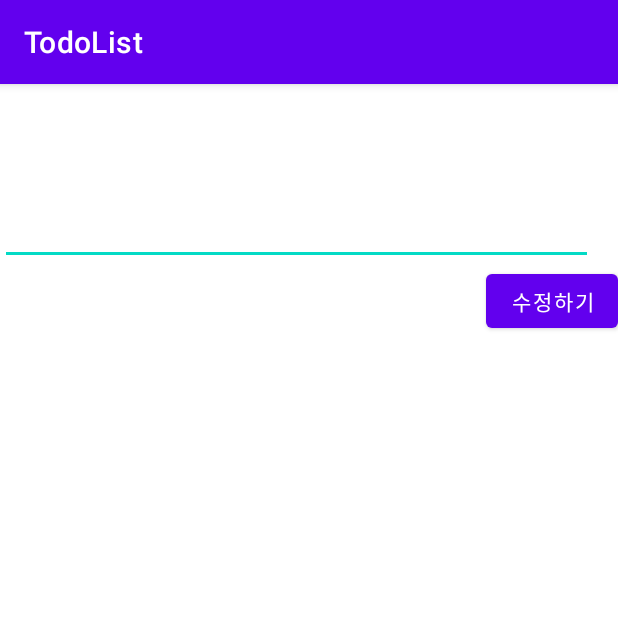
After one commit to Ahn-seokjoo/android-todo-list-app, an Android app: the ModifyPageActivity screen opened directly, with no data from a screen before it, on a phone screen of 412 x 824 dp, the top half of it. The commit adds this screen. Run offline under Robolectric (Android 15) with nearby library versions, the phone set to English and light mode, and no system bars.

Commit message:
LongClickEvent 를 통한 수정하기 추가

```diff
--- a/app/src/main/AndroidManifest.xml
+++ b/app/src/main/AndroidManifest.xml
@@ -9,7 +9,8 @@
         android:roundIcon="@mipmap/ic_launcher_round"
         android:supportsRtl="true"
         android:theme="@style/Theme.TodoList">
-        <activity android:name=".view.add.AddPageActivity"></activity>
+        <activity android:name=".view.modify.ModifyPageActivity"></activity>
+        <activity android:name=".view.add.AddPageActivity" />
         <activity android:name=".view.main.MainActivity">
             <intent-filter>
                 <action android:name="android.intent.action.MAIN" />
--- a/app/src/main/java/com/example/todolist/view/add/AddPageActivity.kt
+++ b/app/src/main/java/com/example/todolist/view/add/AddPageActivity.kt
@@ -8,8 +8,8 @@ import androidx.appcompat.app.AppCompatActivity
 import com.example.todolist.R
 import com.example.todolist.data.Todo
 import com.example.todolist.databinding.ActivityAddPageBinding
+import com.example.todolist.view.main.MainActivity.Companion.CONST_TO_DO
 import java.time.LocalDateTime
-
 
 class AddPageActivity : AppCompatActivity() {
     private lateinit var binding: ActivityAddPageBinding
@@ -23,7 +23,7 @@ class AddPageActivity : AppCompatActivity() {
     fun addButtonClick(view: View) {
         val intent = Intent()
         val todo = Todo(binding.todoText.text.toString(), LocalDateTime.now().toString())
-        intent.putExtra("todo", todo)
+        intent.putExtra(CONST_TO_DO, todo)
         setResult(Activity.RESULT_OK, intent)
         finish()
     }
--- /dev/null
+++ b/app/src/main/java/com/example/todolist/view/modify/ModifyPageActivity.kt
@@ -0,0 +1,27 @@
+package com.example.todolist.view.modify
+
+import android.content.Intent
+import android.os.Bundle
+import android.view.View
+import androidx.appcompat.app.AppCompatActivity
+import com.example.todolist.databinding.ActivityModyfyPageBinding
+import com.example.todolist.view.main.MainActivity
+
+class ModifyPageActivity : AppCompatActivity() {
+    private lateinit var binding: ActivityModyfyPageBinding
+    override fun onCreate(savedInstanceState: Bundle?) {
+        super.onCreate(savedInstanceState)
+        binding = ActivityModyfyPageBinding.inflate(layoutInflater)
+        setContentView(binding.root)
+
+    }
+
+    fun modifyButtonClick(view: View) {
+        //1. 있는 데이터 받아오기
+        val intent = Intent(this, MainActivity::class.java)
+        startActivity(intent)
+        //2. 수정하기
+    }
+
+
+}
--- a/app/src/main/res/layout/activity_main.xml
+++ b/app/src/main/res/layout/activity_main.xml
@@ -6,7 +6,7 @@
     android:layout_height="wrap_content"
     android:gravity="right|bottom"
     android:orientation="vertical"
-    tools:context=".view.MainActivity">
+    tools:context=".view.main.MainActivity">
 
     <com.google.android.material.floatingactionbutton.FloatingActionButton
         android:id="@+id/addButton"
--- /dev/null
+++ b/app/src/main/res/layout/activity_modyfy_page.xml
@@ -0,0 +1,33 @@
+<?xml version="1.0" encoding="utf-8"?>
+<androidx.constraintlayout.widget.ConstraintLayout xmlns:android="http://schemas.android.com/apk/res/android"
+    xmlns:app="http://schemas.android.com/apk/res-auto"
+    xmlns:tools="http://schemas.android.com/tools"
+    android:layout_width="match_parent"
+    android:layout_height="match_parent"
+    tools:context=".view.modify.ModifyPageActivity">
+
+    <androidx.constraintlayout.widget.ConstraintLayout
+        android:layout_width="match_parent"
+        android:layout_height="match_parent"
+        android:orientation="vertical">
+
+        <EditText
+            android:id="@+id/modifyText"
+            android:layout_width="395dp"
+            android:layout_height="41dp"
+            android:layout_marginTop="79dp"
+            app:layout_constraintTop_toTopOf="parent"
+            tools:ignore="MissingConstraints"
+            tools:layout_editor_absoluteX="8dp" />
+
+        <Button
+            android:id="@+id/modifyButton"
+            android:layout_width="wrap_content"
+            android:layout_height="wrap_content"
+            android:onClick="modifyButtonClick"
+            android:text="수정하기"
+            app:layout_constraintEnd_toEndOf="parent"
+            app:layout_constraintTop_toBottomOf="@+id/modifyText"
+            tools:ignore="MissingConstraints" />
+    </androidx.constraintlayout.widget.ConstraintLayout>
+</androidx.constraintlayout.widget.ConstraintLayout>
```
Also changed, not shown: app/src/main/java/com/example/todolist/view/main/MainActivity.kt (+9 -5 lines), app/src/main/java/com/example/todolist/view/main/TodoListAdapter.kt (+8 -6 lines).
